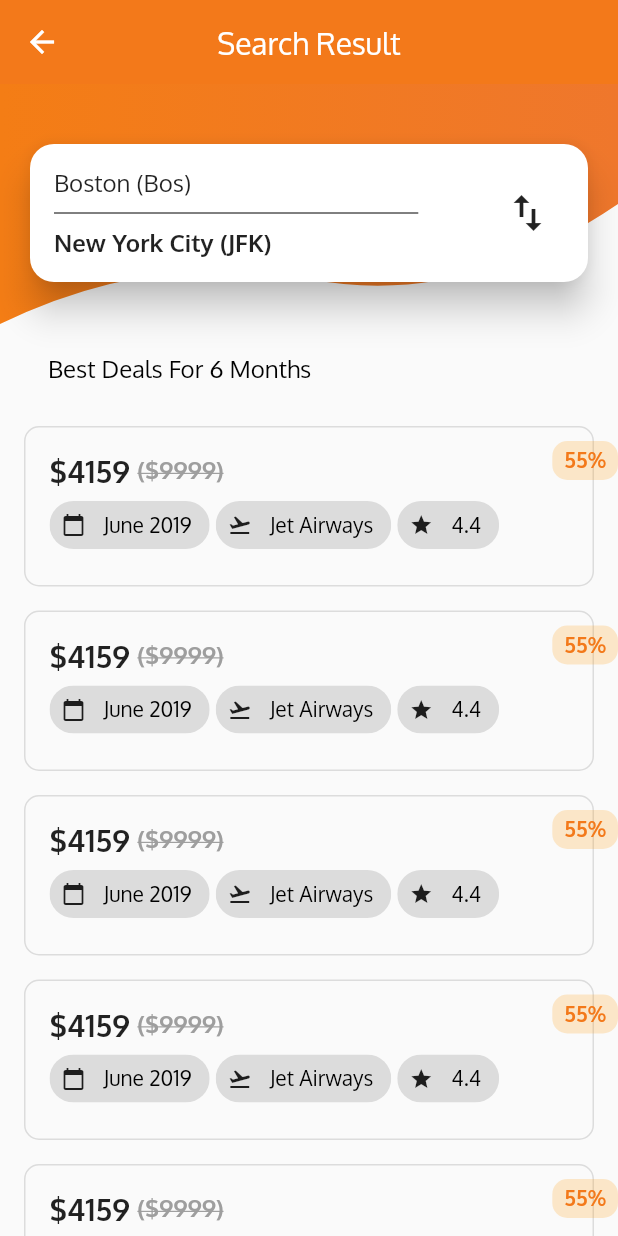
After one commit to ashu8912/FlightListApp, a Flutter app: the FlightListScreen screen opened directly, on a phone screen of 412 x 824 dp. The commit adds this screen. Run offline on Flutter 3.47's test engine with Material 2 defaults, Android fonts, the phone set to English and light mode, and no system bars.

Commit message:
second screen done

```diff
--- /dev/null
+++ b/lib/screens/FlightListScreen.dart
@@ -0,0 +1,202 @@
+import 'package:flights_list/widgets/CustomShapeClipper.dart';
+import "package:flutter/material.dart";
+
+final Color discountBackgroundColor = Color(0xFFFFE08D);
+final Color flightBorderColor = Color(0xFFE6E6E6);
+final Color chipBackgroundColor = Color(0xFFF6F6F6);
+final Color firstColor = Color(0xFFF47D15);
+final Color secondColor = Color(0xFFEF772C);
+
+class FlightListScreen extends StatelessWidget {
+  @override
+  Widget build(BuildContext context) {
+    return Scaffold(
+      appBar: AppBar(
+        elevation: 0.0,
+        title: Text("Search Result"),
+        centerTitle: true,
+        leading: InkWell(
+          child: Icon(Icons.arrow_back),
+          onTap: () {
+            Navigator.pop(context);
+          },
+        ),
+      ),
+      body: SingleChildScrollView(
+              child: Column(
+          children: <Widget>[FlightListTopPart(),SizedBox(height:20),FlightListBottomPart()],
+        ),
+      ),
+    );
+  }
+}
+
+class FlightListTopPart extends StatelessWidget {
+  @override
+  Widget build(BuildContext context) {
+    return  Stack(
+        children: <Widget>[
+          ClipPath(
+            clipper: CustomShapeClipper(),
+            child: Container(
+              height: 160,
+              decoration: BoxDecoration(
+                  gradient: LinearGradient(colors: [firstColor, secondColor])),
+            ),
+          ),
+          Column(
+            children: <Widget>[
+              SizedBox(
+                height: 20.0,
+              ),
+              Card(
+                shape: RoundedRectangleBorder(
+                    borderRadius: BorderRadius.all(Radius.circular(16.0))),
+                margin: EdgeInsets.all(20.0),
+                elevation: 10.0,
+                child: Container(
+                  padding: EdgeInsets.all(16.0),
+                  child: Row(
+                    mainAxisSize: MainAxisSize.max,
+                    mainAxisAlignment: MainAxisAlignment.spaceBetween,
+                    children: <Widget>[
+                      Expanded(
+                        flex: 5,
+                        child: Column(
+                          crossAxisAlignment: CrossAxisAlignment.start,
+                          children: <Widget>[
+                            Text(
+                              "Boston (Bos)",
+                              style: TextStyle(fontSize: 16.0),
+                            ),
+                            Divider(
+                              color: Colors.black,
+                              height: 20.0,
+                            ),
+                            Text(
+                              "New York City (JFK)",
+                              style: TextStyle(
+                                  fontWeight: FontWeight.bold, fontSize: 16.0),
+                            )
+                          ],
+                        ),
+                      ),
+                      Spacer(),
+                      Expanded(
+                        flex:1,
+                        child: Icon(Icons.import_export,size: 32.0,))
+                    ],
+                  ),
+                ),
+              ),
+            ],
+          )
+        ],
+
+    );
+  }
+}
+
+class FlightListBottomPart extends StatelessWidget{
+  @override
+  Widget build(BuildContext context) {
+    // TODO: implement build
+      double height=MediaQuery.of(context).size.height;
+
+    return Padding(
+      padding: EdgeInsets.only(left:16.0,),
+
+      child: Column(
+
+        crossAxisAlignment: CrossAxisAlignment.start,
+        children: <Widget>[
+        Padding(
+          padding: const EdgeInsets.symmetric(horizontal: 16.0),
+          child: Text("Best Deals For 6 Months",style: TextStyle(color:Colors.black,fontSize: 16.0),),
+        ),
+        SizedBox(height:20.0),
+        Container(
+          child: ListView(
+            shrinkWrap: true,
+            physics: ClampingScrollPhysics(),
+            children: <Widget>[
+            FlightCard(),
+            FlightCard(),
+            FlightCard(),
+            FlightCard(),
+            FlightCard(),
+          ],),
+        )
+      ],),
+
+    );
+  }
+}
+
+class FlightCard extends StatelessWidget{
+  @override
+  Widget build(BuildContext context) {
+    // TODO: implement build
+    return Padding(
+      padding: const EdgeInsets.symmetric(vertical:8.0),
+      child: Stack(children:<Widget>[Container(
+        margin: EdgeInsets.only(right: 16.0),
+        decoration: BoxDecoration(
+         borderRadius: BorderRadius.all(Radius.circular(10.0)),
+         border: Border.all(color: Colors.black12)
+        ),
+        child: Padding(
+          padding: const EdgeInsets.all(16.0),
+          child: Column(
+            crossAxisAlignment: CrossAxisAlignment.start,
+            children: <Widget>[
+            Row(children: <Widget>[
+              Text("\$4159",style: TextStyle(fontWeight: FontWeight.bold,fontSize: 20.0),),
+              SizedBox(width:5.0),
+              Text('(\$9999)',style:TextStyle(fontWeight: FontWeight.bold,fontSize: 16.0,decoration: TextDecoration.lineThrough,color:Colors.grey))
+            ],),
+
+            Wrap(
+              spacing: 4.0,
+              children: <Widget>[
+              FlightDetailChip(Icons.calendar_today, "June 2019"),
+              FlightDetailChip(Icons.flight_takeoff, "Jet Airways"),
+              FlightDetailChip(Icons.star, "4.4"),
+
+            ],)
+          ],),
+        ),
+        ),
+        Positioned(
+          top:10.0,
+          right:0.0,
+                child: Container(
+            padding: EdgeInsets.symmetric(horizontal: 8.0,vertical: 4.0),
+            decoration: BoxDecoration(color:Colors.orange.withOpacity(0.2),borderRadius: BorderRadius.all(Radius.circular(10.0))),
+            child:Text("55%",style:TextStyle(color:Theme.of(context).primaryColor,fontSize: 14.0,fontWeight: FontWeight.bold))
+          ),
+        )
+      ]),
+    );
+
+  }
+}
+
+class FlightDetailChip extends StatelessWidget{
+  final IconData iconData;
+  final String label;
+  FlightDetailChip(this.iconData,this.label);
+  @override
+  Widget build(BuildContext context) {
+    // TODO: implement build
+    return Container(
+
+      child: RawChip(
+      backgroundColor: Colors.black12,
+      label: Text(label),
+      labelStyle: TextStyle(color: Colors.black,fontSize: 14.0),
+       avatar: Icon(iconData,size: 16.0,),
+    ),);
+  }
+
+}
--- a/lib/screens/HomeScreen.dart
+++ b/lib/screens/HomeScreen.dart
@@ -1,3 +1,4 @@
+import 'package:flights_list/screens/FlightListScreen.dart';
 import 'package:flights_list/widgets/CityCard.dart';
 import 'package:flights_list/widgets/CustomAppBar.dart';
 import 'package:flights_list/widgets/CustomShapeClipper.dart';
@@ -171,7 +172,13 @@ class _HomeScreenTopPartState extends State<HomeScreenTopPart> {
                                 suffixIcon:Material(
                                   elevation: 2.0,
                                   borderRadius: BorderRadius.all(Radius.circular(30.0)),
-                                  child: Icon(Icons.search,color:Colors.black),
+                                  child: InkWell(
+                                    onTap: (){
+                                      Navigator.of(context).push(MaterialPageRoute(builder: (context){
+                                        return FlightListScreen();
+                                      }));
+                                    },
+                                    child: Icon(Icons.search,color:Colors.black)),
 
 
                                 ),
```
